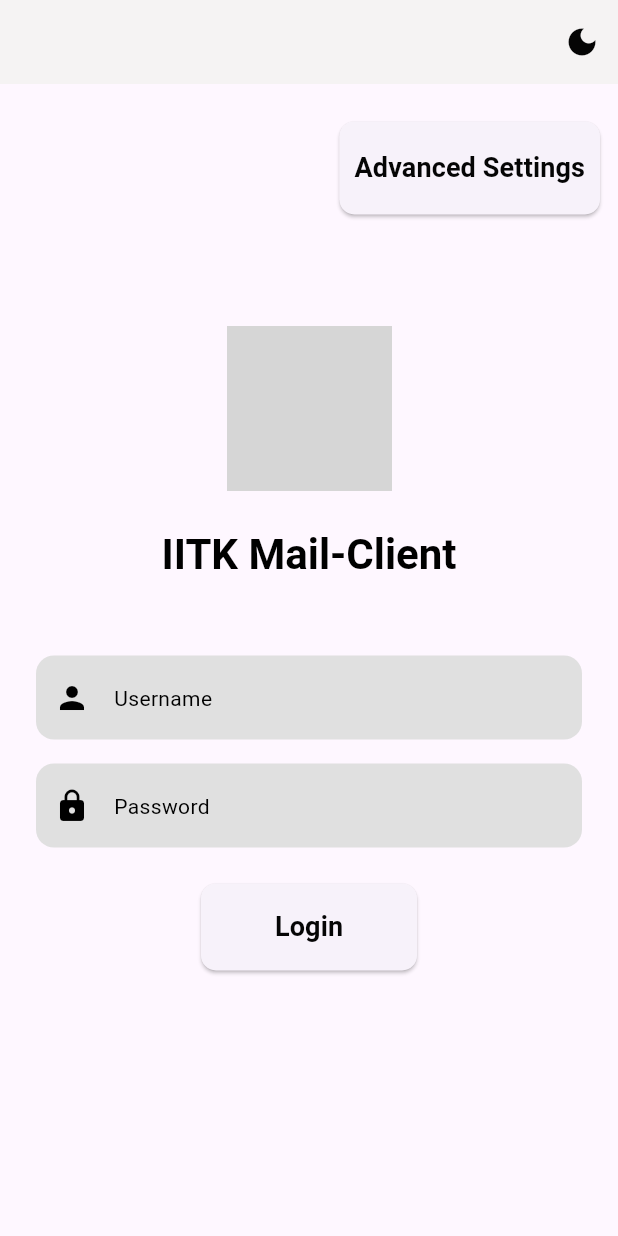
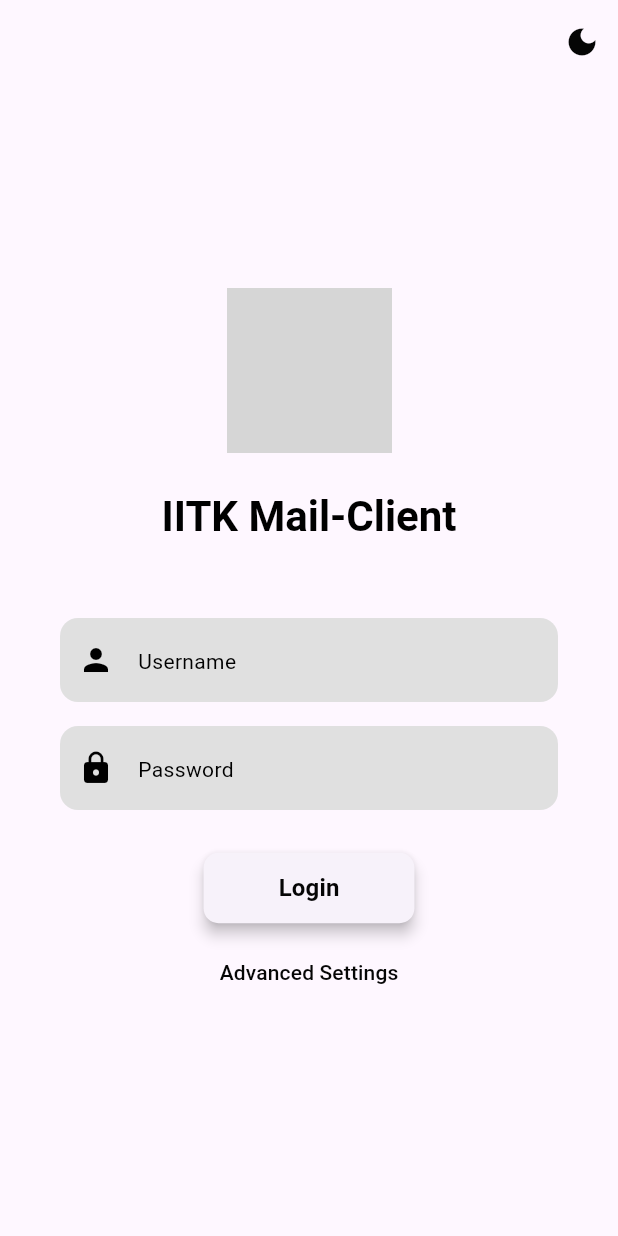
Before and after one commit to pclubiitk/IITK-Mail-Client, a Flutter app: the screen it shows after launch, on a phone screen of 412 x 824 dp. Run offline on Flutter 3.47's test engine with Material 3 defaults, Android fonts, the phone set to English and light mode, and no system bars; our stand-ins replace connectivity_plus, file_picker, flutter_html, flutter_secure_storage, get, logger and 2 more; missing offline and left inert: dart:ffi, enough_mail; generated files the repository leaves out were written again; network calls fail; grey boxes are pictures that could not be loaded.

Commit message:
Fixed ui bugs in login , advanced settings and compose mail

```diff
--- a/lib/pages/login_page.dart
+++ b/lib/pages/login_page.dart
@@ -1,4 +1,5 @@
 import 'package:flutter/material.dart';
+import 'package:flutter_html/flutter_html.dart';
 import 'package:provider/provider.dart';
 import 'package:iitk_mail_client/pages/advanced_settings_page.dart';
 import 'package:iitk_mail_client/services/login_manager.dart';
@@ -54,8 +55,9 @@ class _LoginPageState extends State<LoginPage> {
     final theme = Theme.of(context);
     final themeNotifier = Provider.of<ThemeNotifier>(context);
 
-    return Scaffold(
+   return Scaffold(
       appBar: AppBar(
+        backgroundColor: theme.canvasColor,
         actions: [
           IconButton(
             icon: Icon(
@@ -68,42 +70,12 @@ class _LoginPageState extends State<LoginPage> {
           ),
         ],
       ),
-      body: Stack(
-        children: [
-          Align(
-            alignment: Alignment.topRight,
-            child: Padding(
-              padding: const EdgeInsets.only(right: 12.0, top: 25),
-              child: ElevatedButton(
-                onPressed: () => Navigator.push(
-                  context,
-                  MaterialPageRoute(
-                    builder: (context) => AdvancedSettingsPage(),
-                  ),
-                ),
-                style: ElevatedButton.styleFrom(
-                  padding: const EdgeInsets.symmetric(vertical: 16),
-                  shape: RoundedRectangleBorder(
-                    borderRadius: BorderRadius.circular(10),
-                  ),
-                ),
-                child: Padding(
-                  padding: EdgeInsets.symmetric(horizontal: 10, vertical: 2),
-                  child: Text(
-                    'Advanced Settings',
-                    style: theme.textTheme.labelLarge?.copyWith(
-                      color: theme.primaryColor,
-                      fontSize: 18,
-                      fontWeight: FontWeight.bold,
-                    ),
-                  ),
-                ),
-              ),
-            ),
-          ),
-          Center(
+      body: Center(
+        child: Padding(
+          padding: const EdgeInsets.all(16.0),
+          child : Center(
             child: SingleChildScrollView(
-              padding: const EdgeInsets.all(24.0),
+              padding: const EdgeInsets.symmetric(horizontal: 24),
               child: Column(
                 mainAxisAlignment: MainAxisAlignment.center,
                 children: [
@@ -152,10 +124,10 @@ class _LoginPageState extends State<LoginPage> {
                           Icon(Icons.lock, color: theme.iconTheme.color),
                     ),
                   ),
-                  const SizedBox(height: 24),
+                  const SizedBox(height: 28),
                   Container(
-                    width: double.infinity,
-                    margin: const EdgeInsets.symmetric(horizontal: 110),
+                    // width: double.infinity,
+                    // margin: const EdgeInsets.symmetric(horizontal: 110),
                     child: _isLoading
                         ? const Center(
                             child: CircularProgressIndicator(),
@@ -163,7 +135,8 @@ class _LoginPageState extends State<LoginPage> {
                         : ElevatedButton(
                             onPressed: _login,
                             style: ElevatedButton.styleFrom(
-                              padding: const EdgeInsets.symmetric(vertical: 16),
+                              elevation: 4,
+                              padding: const EdgeInsets.symmetric(vertical: 12, horizontal: 50),
                               shape: RoundedRectangleBorder(
                                 borderRadius: BorderRadius.circular(10),
                               ),
@@ -172,12 +145,25 @@ class _LoginPageState extends State<LoginPage> {
                               'Login',
                               style: theme.textTheme.labelLarge?.copyWith(
                                 color: theme.primaryColor,
-                                fontSize: 18,
+                                fontSize: 16,
                                 fontWeight: FontWeight.bold,
                               ),
                             ),
                           ),
                   ),
+                  const SizedBox(height: 8),
+                  TextButton(
+                    style: TextButton.styleFrom(
+                      foregroundColor: theme.primaryColor
+                    ),
+                  onPressed: () => Navigator.push(
+                  context,
+                  MaterialPageRoute(
+                    builder: (context) => AdvancedSettingsPage(),
+                  ),
+                ),
+                child: Text('Advanced Settings'),
+              ),
                   const SizedBox(height: 16),
                   if (_errorMessage != null && !_isLoading)
                     Text(
@@ -185,7 +171,7 @@ class _LoginPageState extends State<LoginPage> {
                       style: TextStyle(
                         color: theme.colorScheme.error,
                         fontWeight: FontWeight.w600,
-                        fontSize: 20,
+                        fontSize: 14 ,
                       ),
                       textAlign: TextAlign.center,
                     ),
@@ -193,8 +179,7 @@ class _LoginPageState extends State<LoginPage> {
               ),
             ),
           ),
-        ],
       ),
-    );
+    ));
   }
 }
```
Also changed, not shown: lib/pages/advanced_settings_page.dart (+10 -6 lines), lib/pages/compose_mail_page.dart (+23 -11 lines).
